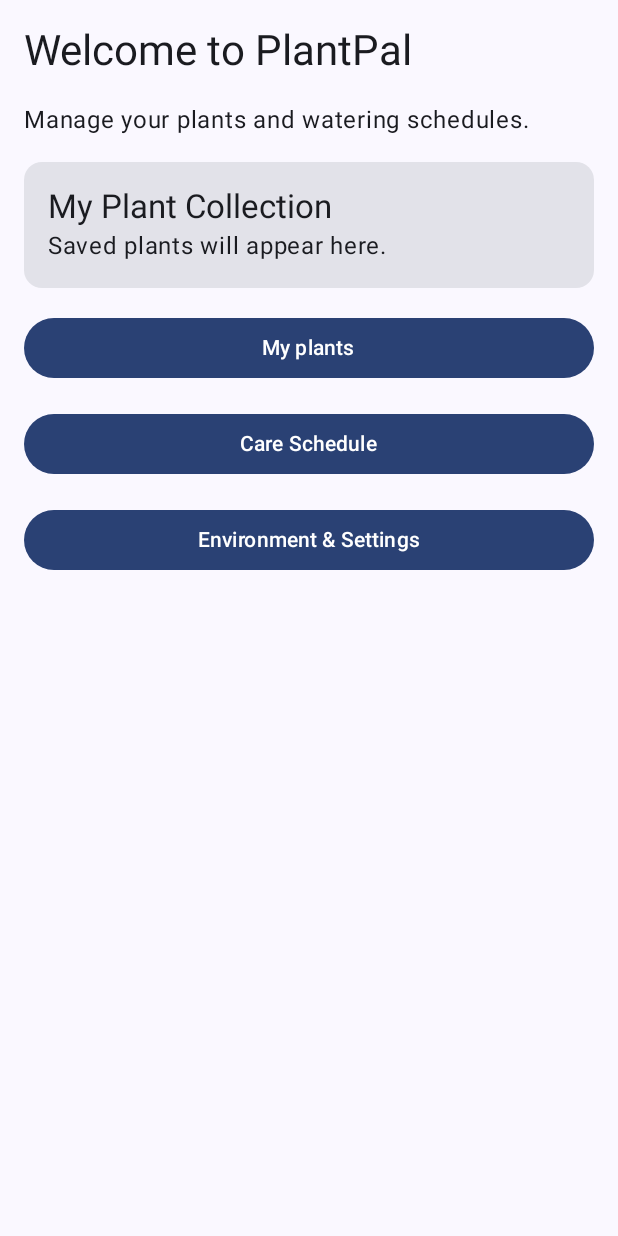
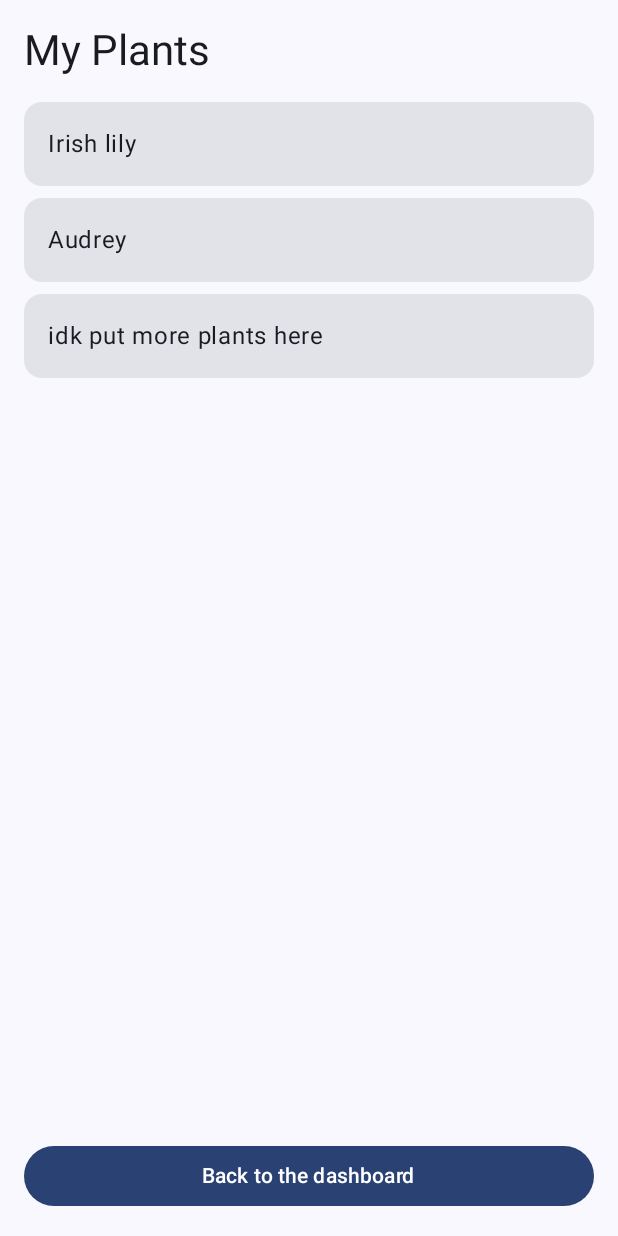
Before and after one commit to S00269936/PlantPal_MobileApplications, an Android app built with Jetpack Compose: the screen it shows after launch (MainActivity), after a tap on "My plants", on a phone screen of 412 x 824 dp. Run offline under Robolectric (Android 15) with nearby library versions, the phone set to English and light mode, and no system bars.

Commit message:
MyPlantsScreen operational with nav working, will change plant list in the future

```diff
--- a/app/build.gradle.kts
+++ b/app/build.gradle.kts
@@ -37,6 +37,7 @@ android {
 }
 
 dependencies {
+    implementation("androidx.navigation:navigation-compose:2.10.2")
     implementation(platform(libs.androidx.compose.bom))
     implementation(libs.androidx.activity.compose)
     implementation(libs.androidx.compose.material3)
--- a/app/src/main/java/com/example/plantpal/MainActivity.kt
+++ b/app/src/main/java/com/example/plantpal/MainActivity.kt
@@ -1,16 +1,18 @@
-
 package com.example.plantpal
 
 import android.os.Bundle
 import androidx.activity.ComponentActivity
 import androidx.activity.compose.setContent
 import androidx.activity.enableEdgeToEdge
-import androidx.compose.foundation.layout.Box
+import androidx.compose.foundation.layout.padding
 import androidx.compose.foundation.layout.fillMaxSize
-import androidx.compose.foundation.layout.padding
 import androidx.compose.material3.Scaffold
 import androidx.compose.ui.Modifier
+import androidx.navigation.compose.NavHost
+import androidx.navigation.compose.composable
+import androidx.navigation.compose.rememberNavController
 import com.example.plantpal.screens.DashboardScreen
+import com.example.plantpal.screens.MyPlantsScreen
 import com.example.plantpal.ui.theme.PlantPalTheme
 
 class MainActivity : ComponentActivity() {
@@ -21,11 +23,31 @@ class MainActivity : ComponentActivity() {
 
         setContent {
             PlantPalTheme {
+                val navController = rememberNavController()
                 Scaffold(
                     modifier = Modifier.fillMaxSize()
-                ) { innerPadding -> Box(
+                ) { innerPadding ->
+                    NavHost(
+                        navController = navController,
+                        startDestination = "dashboard",
                         modifier = Modifier.padding(innerPadding)
-                    ) { DashboardScreen() }
+                    ) {
+                        composable("dashboard") {
+                            DashboardScreen(
+                                onMyPlantsClick = {
+                                    navController.navigate("myplants")
+                                }
+                            )
+                        }
+
+                        composable("myplants") {
+                            MyPlantsScreen(
+                                onBackClick = {
+                                    navController.popBackStack()
+                                }
+                            )
+                        }
+                    }
                 }
             }
         }
--- a/app/src/main/java/com/example/plantpal/screens/DashboardScreen.kt
+++ b/app/src/main/java/com/example/plantpal/screens/DashboardScreen.kt
@@ -7,7 +7,9 @@ import androidx.compose.ui.Modifier
 import androidx.compose.ui.unit.dp
 
 @Composable
-fun DashboardScreen() {
+fun DashboardScreen(
+    onMyPlantsClick: () -> Unit
+) {
     Column(
         modifier = Modifier.fillMaxSize()
             .padding(16.dp),
@@ -35,7 +37,7 @@ fun DashboardScreen() {
             }
         }
         Button(
-            onClick = {},
+            onClick = onMyPlantsClick,
             modifier = Modifier.fillMaxWidth()
         ) {
             Text("My plants")
--- /dev/null
+++ b/app/src/main/java/com/example/plantpal/screens/MyPlantsScreen.kt
@@ -0,0 +1,44 @@
+package com.example.plantpal.screens
+
+import androidx.compose.foundation.layout.*
+import androidx.compose.foundation.lazy.LazyColumn
+import androidx.compose.foundation.lazy.items
+import androidx.compose.material3.*
+import androidx.compose.runtime.Composable
+import androidx.compose.ui.Modifier
+import androidx.compose.ui.unit.dp
+
+@Composable
+fun MyPlantsScreen(
+    onBackClick: () -> Unit
+){
+    val plants = listOf(
+        "Irish lily",
+        "Audrey",
+        "idk put more plants here"
+    )
+    Column(modifier = Modifier.fillMaxSize()
+        .padding(16.dp)) {
+        Text(text = "My Plants",
+            style = MaterialTheme.typography.headlineMedium)
+        Spacer(modifier = Modifier.height(16.dp))
+        LazyColumn(
+            verticalArrangement = Arrangement.spacedBy(8.dp),
+            modifier = Modifier.weight(1f)
+        ) {
+            items(plants) {plant -> Card(
+                modifier = Modifier.fillMaxWidth()
+            ) {
+                Text(
+                    text = plant,
+                    modifier = Modifier.padding(16.dp))
+            }}
+        }
+        Button(
+            onClick = onBackClick,
+            modifier = Modifier.fillMaxWidth()
+        ) {
+            Text("Back to the dashboard")
+        }
+    }
+}
```
